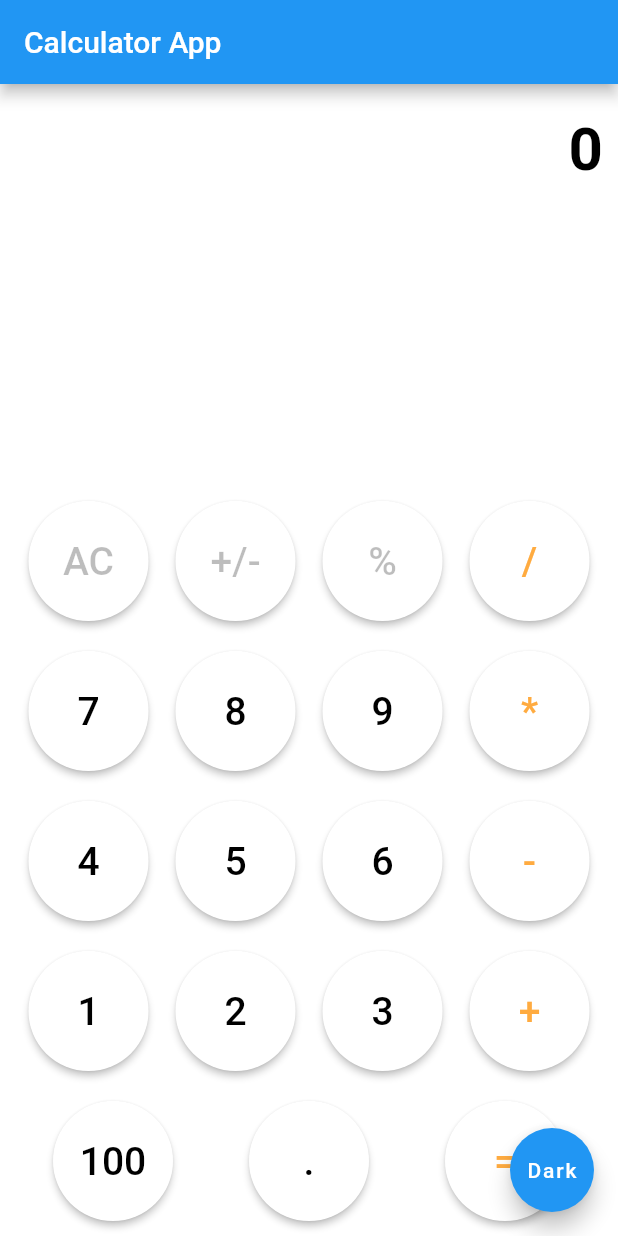
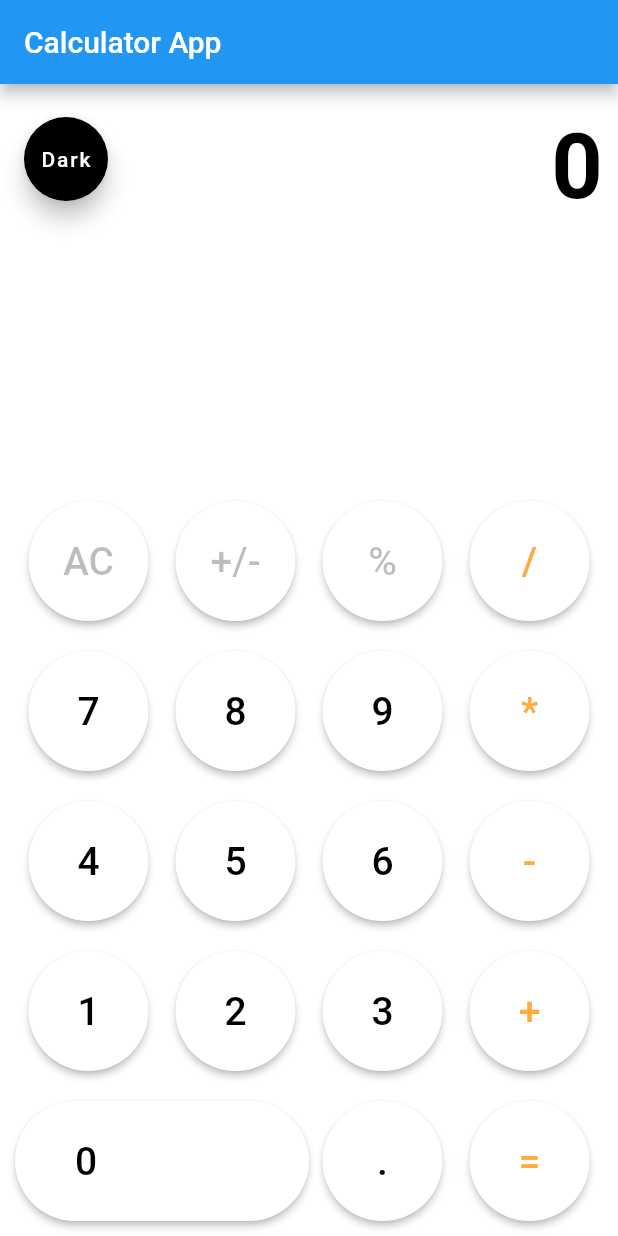
Before and after one commit to ebadahmed93/first_flutter, a Flutter app: the screen it shows after launch, on a phone screen of 412 x 824 dp. Run offline on Flutter 3.47's test engine with Material 2 defaults, Android fonts, the phone set to English and light mode, and no system bars.

Commit message:
Calculator Complete

```diff
--- a/lib/main.dart
+++ b/lib/main.dart
@@ -58,16 +58,25 @@ class _MyHomePageState extends State<MyHomePage> {
 
   Widget buildNumberButton(String text) {
     return Expanded(
+        flex: text == '0' ? 2 : 1,
         child: ElevatedButton(
+
             style: ElevatedButton.styleFrom(
+              alignment: text == '0' ? Alignment.centerLeft : Alignment.center,
               primary: isThemeBlack ? Colors.black26 : Colors.white,
-              shape: const CircleBorder(),
-              padding: const EdgeInsets.all(25),
+              shape: text == '0'
+                  ? RoundedRectangleBorder(
+                      borderRadius: BorderRadius.circular(50))
+                  : const CircleBorder(),
+              padding: text == '0'
+                  ? const EdgeInsets.fromLTRB(40, 25, 30, 25)
+                  : const EdgeInsets.all(25),
             ),
             onPressed: () => btnPressed(text),
             child: Text(text,
                 style: TextStyle(
                     fontSize: 26,
+
                     color: isThemeBlack ? Colors.white : Colors.black))));
   }
 
@@ -177,7 +186,7 @@ class _MyHomePageState extends State<MyHomePage> {
                   result,
                   style: TextStyle(
                       color: isThemeBlack ? Colors.white : Colors.black,
-                      fontSize: 40,
+                      fontSize: 60,
                       fontWeight: FontWeight.bold),
                 ),
               ),
@@ -238,8 +247,8 @@ class _MyHomePageState extends State<MyHomePage> {
                   Padding(
                       padding: const EdgeInsets.symmetric(
                           vertical: 10, horizontal: 10),
-                      child: Row(children: <Widget>[
-                        Expanded(child: buildNumberButton("100")),
+                      child: Row(children: [
+                        buildNumberButton("0"),
                         buildNumberButton("."),
                         buildFunctionButton("=", true)
                       ]))
@@ -277,11 +286,20 @@ class _MyHomePageState extends State<MyHomePage> {
           ],
         ),
       ),*/
-      floatingActionButton: FloatingActionButton(
-        onPressed: () => changeTheme(),
-        tooltip: 'Increment',
-        child: Text(iconText),
-      ), // This trailing comma makes auto-formatting nicer for build methods.
+      floatingActionButton: Padding(
+          padding: const EdgeInsets.only(top: 100.0),
+          child: FloatingActionButton(
+            onPressed: () => changeTheme(),
+            tooltip: 'Increment',
+            backgroundColor: isThemeBlack ? Colors.white : Colors.black,
+            child: Text(iconText,
+              style: TextStyle(
+                  color: isThemeBlack ? Colors.black : Colors.white,
+                 ),
+            ),
+          )),
+      floatingActionButtonLocation: FloatingActionButtonLocation
+          .startTop, // This trailing comma makes auto-formatting nicer for build methods.
     );
   }
 }
```
